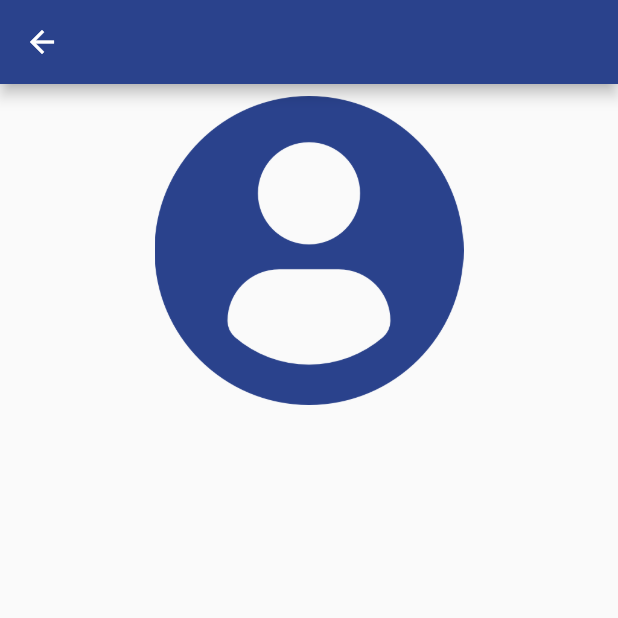
After one commit to neelprajapati12/Unicode_app, a Flutter app: the PersonalInfo screen opened directly, on a phone screen of 412 x 824 dp, the top half of it. The commit adds this screen. Run offline on Flutter 3.47's test engine with Material 2 defaults, Android fonts, the phone set to English and light mode, and no system bars; our stand-ins replace contacts_service, hive_flutter; accounts and stored records are empty; network calls fail.

Commit message:
few changes

```diff
--- a/lib/main.dart
+++ b/lib/main.dart
@@ -3,6 +3,7 @@ import 'package:flutter/material.dart';
 import 'package:hive_flutter/hive_flutter.dart';
 import 'package:unicode_app/home_screen.dart';
 import 'package:unicode_app/login_screen.dart';
+import 'package:unicode_app/personal_info.dart';
 import 'package:unicode_app/weather_screen.dart';
 
 void main() async {
--- /dev/null
+++ b/lib/personal_info.dart
@@ -0,0 +1,33 @@
+import 'package:flutter/material.dart';
+
+class PersonalInfo extends StatefulWidget {
+  const PersonalInfo({super.key});
+
+  @override
+  State<PersonalInfo> createState() => _PersonalInfoState();
+}
+
+class _PersonalInfoState extends State<PersonalInfo> {
+  @override
+  Widget build(BuildContext context) {
+    return Scaffold(
+      appBar: AppBar(
+        backgroundColor: Theme.of(context).primaryColor,
+      ),
+      body: Column(
+        children: [
+          Padding(
+            padding: const EdgeInsets.all(8.0),
+            child: Center(
+              child: Image.asset(
+                "assets/profile-user.png",
+                color: Theme.of(context).primaryColor,
+                width: MediaQuery.sizeOf(context).width * 0.5,
+              ),
+            ),
+          ),
+        ],
+      ),
+    );
+  }
+}
```
Also changed, not shown: lib/home_screen.dart (+6 -2 lines), lib/info_screen.dart (+34 -2 lines), lib/login_screen.dart (+19 -12 lines), lib/util.dart (+7 -7 lines), lib/weather_screen.dart (+5 -4 lines), assets/profile-user.png (added).
